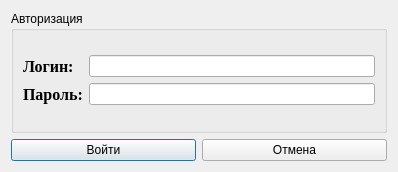
This is passwordWindow.ui in RomanB51/Project as Qt 5 draws it before an edit. The edited form follows.
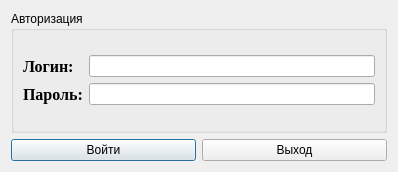
This is the edited form.

```diff
--- a/passwordWindow.ui
+++ b/passwordWindow.ui
@@ -86,7 +86,7 @@
        <item>
         <widget class="QPushButton" name="pushButton_Escape">
          <property name="text">
-          <string>Отмена</string>
+          <string>Выход</string>
          </property>
         </widget>
        </item>
```
Left out of the diff: 2 changed lines with no effect on the pictures.
